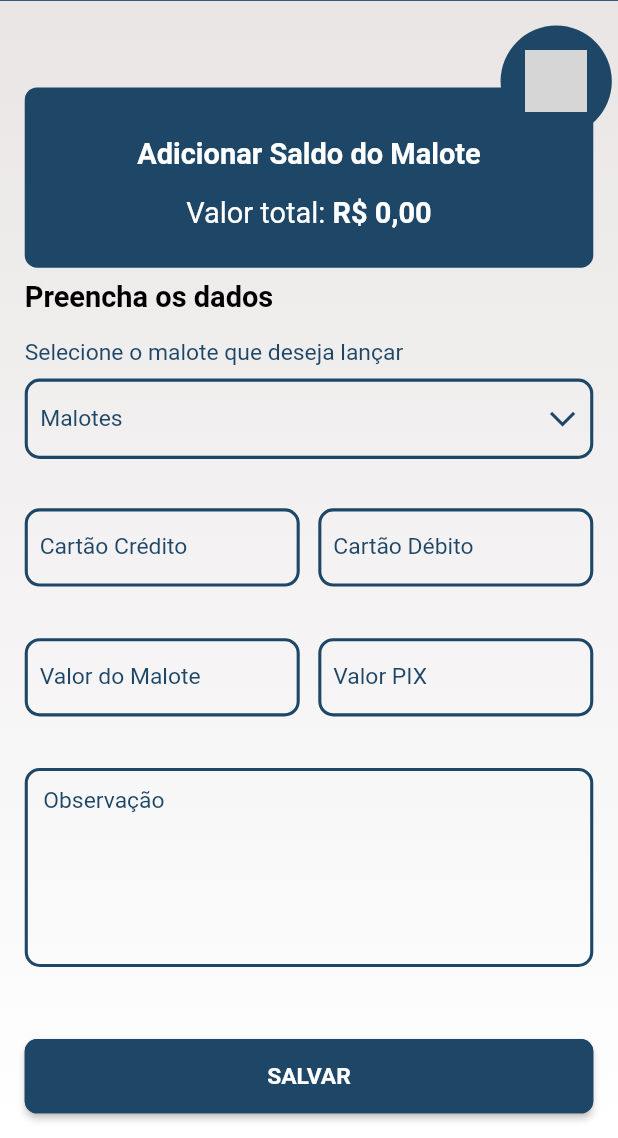
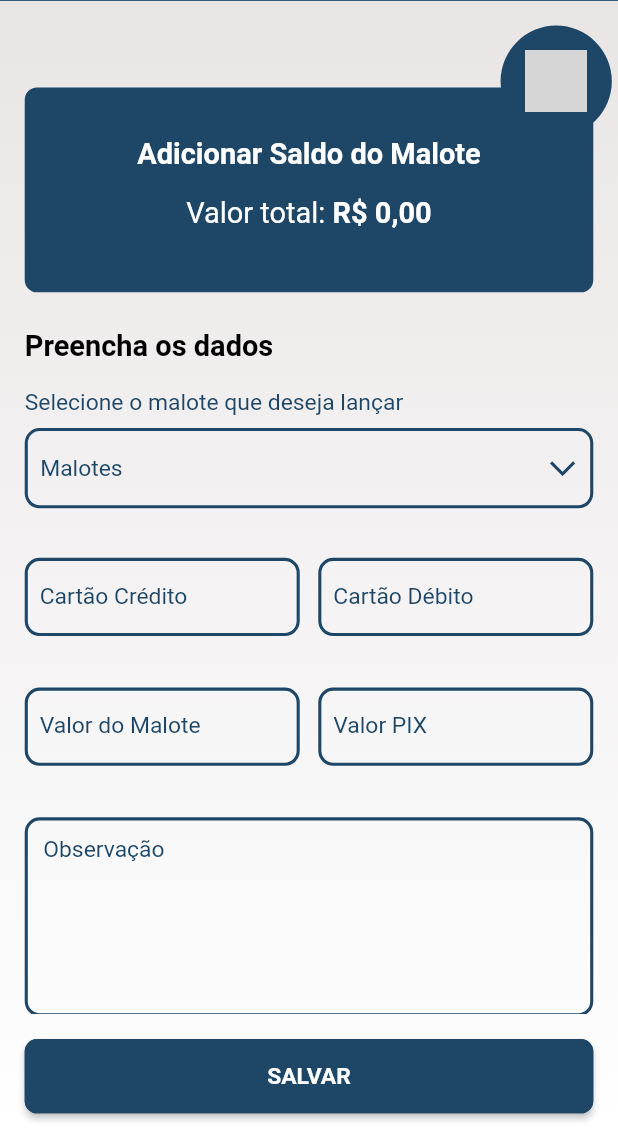
Before and after one commit to WilliamDCGomes/elephant-control, a Flutter app: the RegisterPouchPage screen opened directly, on a phone screen of 412 x 824 dp, the part 98-1236 px from its top. Run offline on Flutter 3.47's test engine with Material 2 defaults, Android fonts, the phone set to English and light mode, and no system bars; our stand-ins replace dio, flutter_image_compress, get, image_picker, local_auth, lottie and 3 more; missing offline and left inert: easy_image_viewer, video_compress, video_thumbnail; accounts and stored records are empty; grey boxes are pictures that could not be loaded.

Commit message:
Correções aplicativo

```diff
--- a/lib/app/utils/date_format_to_brazil.dart
+++ b/lib/app/utils/date_format_to_brazil.dart
@@ -5,6 +5,12 @@ class DateFormatToBrazil {
   static String formatDate(DateTime? date) {
     if(date != null)
       return DateFormat('dd-MM-yyyy').format(date).replaceAll('-', '/');
+    return "";
+  }
+
+  static String formatDateAmerican(DateTime? date) {
+    if(date != null)
+      return DateFormat('yyyy-MM-dd HH:mm:ss').format(date);
     return "";
   }
 
--- a/lib/app/views/pages/financialPages/receivePouchFromOperator/page/receive_pouch_from_operator_page.dart
+++ b/lib/app/views/pages/financialPages/receivePouchFromOperator/page/receive_pouch_from_operator_page.dart
@@ -1,5 +1,6 @@
 import 'package:elephant_control/app/utils/text_field_validators.dart';
 import 'package:flutter/material.dart';
+import 'package:flutter/services.dart';
 import 'package:get/get.dart';
 import 'package:responsive_sizer/responsive_sizer.dart';
 import '../../../../../utils/paths.dart';
@@ -131,7 +132,8 @@ class _ReceivePouchFromOperatorState extends State<ReceivePouchFromOperator> {
                                         controller: controller.operatorCode,
                                         hintText: "Código do Operador",
                                         height: 9.h,
-                                        keyboardType: TextInputType.name,
+                                        maskTextInputFormatter: [FilteringTextInputFormatter.digitsOnly],
+                                        keyboardType: TextInputType.number,
                                       ),
                                     ),
                                   ),
--- a/lib/app/views/pages/financialPages/registerPouch/page/register_pouch_page.dart
+++ b/lib/app/views/pages/financialPages/registerPouch/page/register_pouch_page.dart
@@ -1,4 +1,3 @@
-import 'package:elephant_control/app/utils/date_format_to_brazil.dart';
 import 'package:flutter/material.dart';
 import 'package:flutter/services.dart';
 import 'package:get/get.dart';
@@ -83,9 +82,10 @@ class _RegisterPouchPageState extends State<RegisterPouchPage> {
                                     maxLines: 2,
                                     fontWeight: FontWeight.bold,
                                   ),
-                                  SizedBox(height: 2.h),
                                   Obx(
-                                    () => RichTextTwoDifferentWidget(
+                                    () => Padding(
+                                      padding: EdgeInsets.symmetric(vertical: 2.h),
+                                      child: RichTextTwoDifferentWidget(
                                         firstText: "Valor total: ",
                                         firstTextColor: AppColors.whiteColor,
                                         firstTextFontWeight: FontWeight.normal,
@@ -98,17 +98,35 @@ class _RegisterPouchPageState extends State<RegisterPouchPage> {
                                         maxLines: 2,
                                       ),
                                     ),
+                                  ),
                                   Obx(
                                     () => Visibility(
                                       visible: controller.lastVisit.value.isNotEmpty,
-                                      child: Padding(
-                                        padding: EdgeInsets.only(top: 1.h),
                                       child: RichTextTwoDifferentWidget(
                                         firstText: "Última Visita: ",
                                         firstTextColor: AppColors.whiteColor,
                                         firstTextFontWeight: FontWeight.normal,
                                         firstTextSize: 18.sp,
-                                          secondText: controller.lastVisit.value.isEmpty ? "" : DateFormatToBrazil.formatDate(DateTime.parse(controller.lastVisit.value)),
+                                        secondText: controller.lastVisit.value,
+                                        secondTextColor: AppColors.whiteColor,
+                                        secondTextFontWeight: FontWeight.bold,
+                                        secondTextSize: 18.sp,
+                                        secondTextDecoration: TextDecoration.none,
+                                        maxLines: 2,
+                                      ),
+                                    ),
+                                  ),
+                                  Obx(
+                                    () => Visibility(
+                                      visible: controller.inclusionVisit.value.isNotEmpty,
+                                      child: Padding(
+                                        padding: EdgeInsets.only(top: 2.h),
+                                        child: RichTextTwoDifferentWidget(
+                                          firstText: "Visita Atual: ",
+                                          firstTextColor: AppColors.whiteColor,
+                                          firstTextFontWeight: FontWeight.normal,
+                                          firstTextSize: 18.sp,
+                                          secondText: controller.inclusionVisit.value,
                                           secondTextColor: AppColors.whiteColor,
                                           secondTextFontWeight: FontWeight.bold,
                                           secondTextSize: 18.sp,
@@ -122,7 +140,7 @@ class _RegisterPouchPageState extends State<RegisterPouchPage> {
                                     () => Visibility(
                                       visible: (controller.estimateValue.value - controller.fullValue.value > 20 || controller.estimateValue.value - controller.fullValue.value < -20) && controller.fullValue.value != 0,
                                       child: Padding(
-                                        padding: EdgeInsets.only(top: 1.h),
+                                        padding: EdgeInsets.only(top: 2.h),
                                         child: RichTextTwoDifferentWidget(
                                           firstText: "Diferença: ",
                                           firstTextColor: AppColors.whiteColor,
@@ -144,7 +162,7 @@ class _RegisterPouchPageState extends State<RegisterPouchPage> {
                             Expanded(
                               child: ListView(
                                 shrinkWrap: true,
-                                padding: EdgeInsets.symmetric(horizontal: 2.h),
+                                padding: EdgeInsets.all(2.h),
                                 children: [
                                   Align(
                                     alignment: Alignment.centerLeft,
--- a/lib/app/views/pages/operatorPages/maintenanceHistory/controller/maintenance_history_controller.dart
+++ b/lib/app/views/pages/operatorPages/maintenanceHistory/controller/maintenance_history_controller.dart
@@ -77,7 +77,6 @@ class MaintenanceHistoryController extends GetxController {
       _visits.clear();
     } finally {
       await loadingWithSuccessOrErrorWidget.stopAnimation(justLoading: true);
-      loadingAnimation.value = false;
     }
   }
 
--- a/lib/app/views/pages/sharedPages/resetPassword/controller/reset_password_controller.dart
+++ b/lib/app/views/pages/sharedPages/resetPassword/controller/reset_password_controller.dart
@@ -91,7 +91,6 @@ class ResetPasswordController extends GetxController {
 
         if(await _checkFingerPrint()){
           loadingAnimation.value = true;
-
           await loadingWithSuccessOrErrorWidget.startAnimation();
           await Future.delayed(Duration(milliseconds: 500));
           if(await InternetConnection.checkConnection()){
--- a/lib/flavors.dart
+++ b/lib/flavors.dart
@@ -25,8 +25,8 @@ class F {
       case Flavor.HMLG:
         return 'https://elephantapiprod.azurewebsites.net/api/';
       case Flavor.PROD:
-        return 'https://elephantapiprod.azurewebsites.net/api/';
-        //return 'http://192.168.1.11:5002/api/';
+        //return 'https://elephantapiprod.azurewebsites.net/api/';
+        return 'http://192.168.1.11:5002/api/';
       default:
         return 'https://elephantapiprod.azurewebsites.net/api/';
     }
--- a/pubspec.yaml
+++ b/pubspec.yaml
@@ -3,7 +3,7 @@ description: A new Flutter project.
 
 publish_to: 'none'
 
-version: 1.0.0+1
+version: 1.0.2+1
 
 environment:
   sdk: '>=2.18.4 <3.0.0'
@@ -31,6 +31,7 @@ dependencies:
   firebase_auth: ^4.1.3
   firebase_core: ^2.3.0
   age_calculator: ^1.0.0
+  video_compress: ^3.1.2
   carousel_slider: ^4.1.1
   cloud_firestore: ^4.1.0
   cupertino_icons: ^1.0.5
```
Also changed, not shown: lib/app/views/pages/administratorPages/registerUserMachine/controller/register_user_machine_controller.dart (+3 -10 lines), lib/app/views/pages/financialPages/receivePouchFromOperator/controller/receive_pouch_from_operator_controller.dart (+78 -11 lines), lib/app/views/pages/financialPages/registerPouch/controller/register_pouch_controller.dart (+39 -7 lines), lib/app/views/pages/sharedPages/fingerPrintSetting/controller/finger_print_setting_controller.dart (+5 -8 lines), lib/app/views/pages/sharedPages/fingerPrintSetting/page/finger_print_setting_page.dart (+6 -19 lines), lib/app/views/pages/sharedPages/initialPage/controller/initial_page_controller.dart (+60 -6 lines), lib/app/views/pages/sharedPages/login/controller/login_page_controller.dart (+4 -4 lines), lib/app/views/pages/sharedPages/userProfile/controller/user_profile_controller.dart (+13 -1 lines), lib/app/views/pages/widgetsShared/popups/videos_picture_widget.dart (+26 -0 lines), 3 other files. Lines whose indentation alone changed are shown as unchanged.
